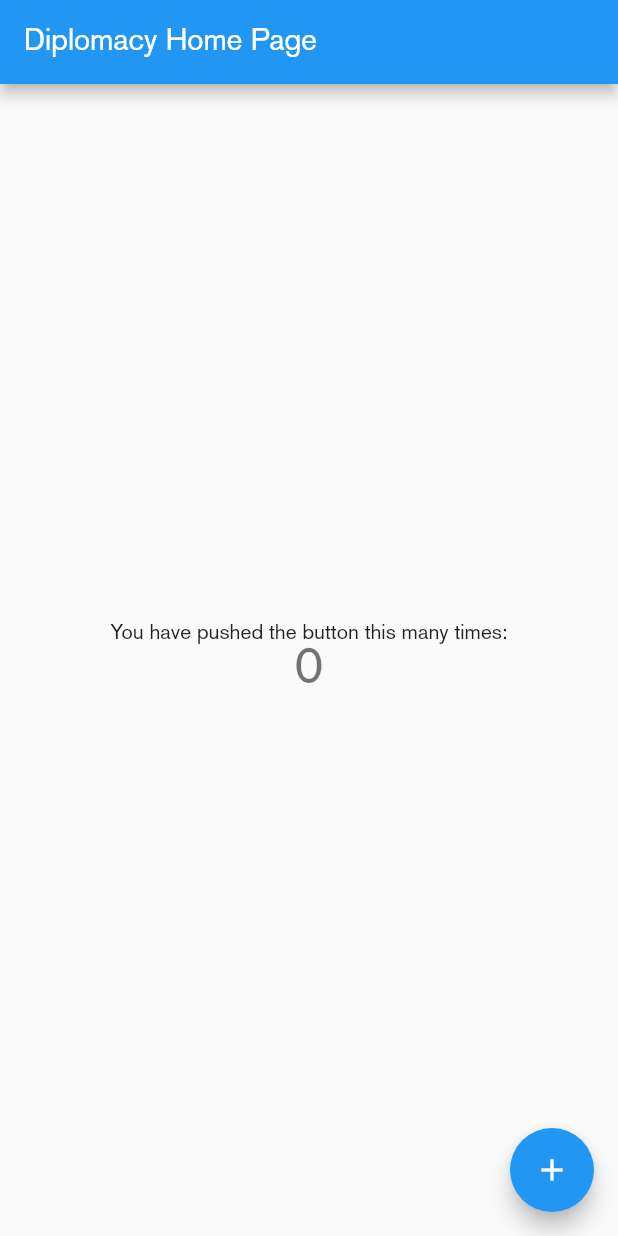
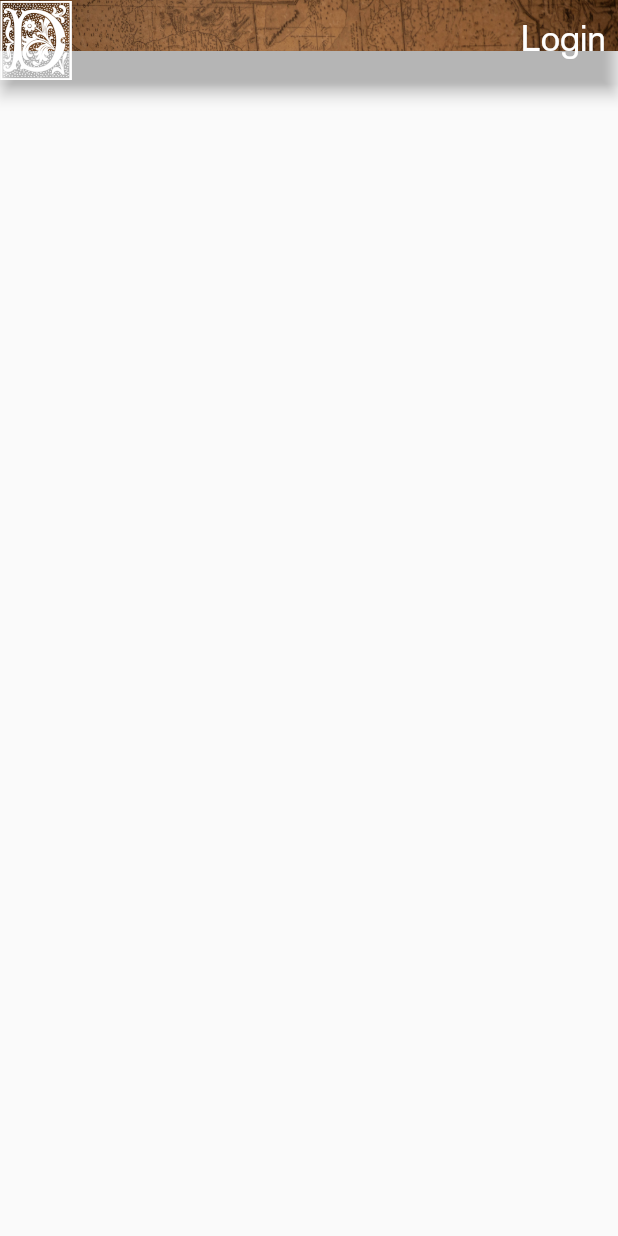
Before and after one commit to CPTR450-Diplomacy/frontend, a Flutter app: the screen it shows after launch, on a phone screen of 412 x 824 dp. Run offline on Flutter 3.47's test engine with Material 2 defaults, Android fonts, the phone set to English and light mode, and no system bars.

Commit message:
Theme (#3)
* first test

* one more

* main menu draft

* testing

* testing with widgets

* colors (hex)

* colors (hex)

* colors (hex)

* add Village font

* add Village to theme

* bodyText

* test

* testing

* color test

* testing

* colors

* testing

* testing

* testing

* Centaur & Nadira

* testing

* established routing skeleton

* finishing nav bar

* Army and Fleet assets

* test

* cleaning code

* theme

* bug fixing

* bug fix

Co-authored-by: Elon Bontemps <jsmooveb13@gmail.com>
Co-authored-by: Your Name <owen.hoffman@wallawalla.edu>
Co-authored-by: Samuel Nguyen <samuel.nguyen@wallawalla.edu>

```diff
--- a/lib/main.dart
+++ b/lib/main.dart
@@ -1,105 +1,17 @@
 import 'package:flutter/material.dart';
-import 'theme.dart';
+import 'widgets/login/login.dart';
+import 'widgets/main_menu/main_menu.dart';
+import 'widgets/game_screen/game_screen.dart';
+import 'widgets/main_menu/profile_settings.dart';
 
 void main() {
-  runApp(const MyApp());
+  runApp(MaterialApp(
+    initialRoute: '/',
+    routes: {
+      '/': (context) => login(),
+      '/menuRoute': (context) => mainMenu(),
+      '/profileRoute': (context) => profileSettings(),
+      '/gameScreenRoute': (context) => gameScreen(),
+    },
+  ));
 }
-
-class MyApp extends StatelessWidget {
-  const MyApp({Key? key}) : super(key: key);
-
-  // This widget is the root of your application.
-  @override
-  Widget build(BuildContext context) {
-    return MaterialApp(
-      title: 'Diplomacy',
-      theme: CustomTheme.defaultTheme,
-      home: const MyHomePage(title: 'Diplomacy Home Page'),
-    );
-  }
-}
-
-class MyHomePage extends StatefulWidget {
-  const MyHomePage({Key? key, required this.title}) : super(key: key);
-
-  // This widget is the home page of your application. It is stateful, meaning
-  // that it has a State object (defined below) that contains fields that affect
-  // how it looks.
-
-  // This class is the configuration for the state. It holds the values (in this
-  // case the title) provided by the parent (in this case the App widget) and
-  // used by the build method of the State. Fields in a Widget subclass are
-  // always marked "final".
-
-  final String title;
-
-  @override
-  State<MyHomePage> createState() => _MyHomePageState();
-}
-
-class _MyHomePageState extends State<MyHomePage> {
-  int _counter = 0;
-
-  void _incrementCounter() {
-    setState(() {
-      // This call to setState tells the Flutter framework that something has
-      // changed in this State, which causes it to rerun the build method below
-      // so that the display can reflect the updated values. If we changed
-      // _counter without calling setState(), then the build method would not be
-      // called again, and so nothing would appear to happen.
-      _counter++;
-    });
-  }
-
-  @override
-  Widget build(BuildContext context) {
-    // This method is rerun every time setState is called, for instance as done
-    // by the _incrementCounter method above.
-    //
-    // The Flutter framework has been optimized to make rerunning build methods
-    // fast, so that you can just rebuild anything that needs updating rather
-    // than having to individually change instances of widgets.
-    return Scaffold(
-      appBar: AppBar(
-        // Here we take the value from the MyHomePage object that was created by
-        // the App.build method, and use it to set our appbar title.
-        title: Text(widget.title),
-      ),
-      body: Center(
-        // Center is a layout widget. It takes a single child and positions it
-        // in the middle of the parent.
-        child: Column(
-          // Column is also a layout widget. It takes a list of children and
-          // arranges them vertically. By default, it sizes itself to fit its
-          // children horizontally, and tries to be as tall as its parent.
-          //
-          // Invoke "debug painting" (press "p" in the console, choose the
-          // "Toggle Debug Paint" action from the Flutter Inspector in Android
-          // Studio, or the "Toggle Debug Paint" command in Visual Studio Code)
-          // to see the wireframe for each widget.
-          //
-          // Column has various properties to control how it sizes itself and
-          // how it positions its children. Here we use mainAxisAlignment to
-          // center the children vertically; the main axis here is the vertical
-          // axis because Columns are vertical (the cross axis would be
-          // horizontal).
-          mainAxisAlignment: MainAxisAlignment.center,
-          children: <Widget>[
-            const Text(
-              'You have pushed the button this many times:',
-            ),
-            Text(
-              '$_counter',
-              style: Theme.of(context).textTheme.headline4,
-            ),
-          ],
-        ),
-      ),
-      floatingActionButton: FloatingActionButton(
-        onPressed: _incrementCounter,
-        tooltip: 'Increment',
-        child: const Icon(Icons.add),
-      ), // This trailing comma makes auto-formatting nicer for build methods.
-    );
-  }
-}
--- /dev/null
+++ b/lib/styling/colors.dart
@@ -0,0 +1,38 @@
+import 'package:flutter/material.dart';
+
+//@immuable
+
+class AppColors {
+  final red = const Color(0xFFf0b097);
+  final redBorder = const Color(0xFFed7648);
+  final orange = const Color(0xFFf4cf99);
+  final orangeBorder = const Color(0xFFf4a93c);
+  final yellow = const Color(0xFFf4dd99);
+  final yellowBorder = const Color(0xFFefc547);
+  final green = const Color(0xFFbfd19d);
+  final greenBorder = const Color(0xFF8ac489);
+  final blue = const Color(0xFFb4ded9);
+  final blueBorder = const Color(0xFF7cc8d6);
+  final indigo = const Color(0xFF999ff4);
+  final indigoBorder = const Color(0xFF6770f3);
+  final violet = const Color(0xFFd399f4);
+  final violetBorder = const Color(0xFFb64af3);
+  final sand = const Color(0xFFe1b174);
+
+  const AppColors();
+}
+
+//Main 7 country colors (first - fill & second - outline)
+
+//Red: FFf0b097 & FFed7648
+//Orange: FFf4cf99 & FFf4a93c
+//Yellow: FFf4dd99 & FFefc547
+//Green: FFbfd19d & FF8ac489
+//Blue: FFb4ded9 & FF7cc8d6
+//Indigo: FF999ff4 & FF6770f3
+//Violet: FFd399f4 & FFb64af3
+
+//Map margins will be sand and the gray is an uninhabited country
+
+//Sand: f6d8b2 & e1b174
+//Gray: cbcbcb & 9a9a9a
--- /dev/null
+++ b/lib/styling/theme.dart
@@ -0,0 +1,45 @@
+import 'package:flutter/material.dart';
+import 'package:frontend/styling/colors.dart';
+
+class CustomTheme {
+  static const colors = AppColors();
+  static ThemeData get defaultTheme {
+    return ThemeData(
+        brightness: Brightness.light,
+        fontFamily: 'Akzidenz-grotesk',
+        textTheme: const TextTheme(
+          headline2: TextStyle(fontSize: 60.0, fontFamily: 'Centaur'),
+          headline3: TextStyle(
+              //subheading
+              fontSize: 24.0,
+              fontFamily: 'Akzidenz-grotesk',
+              fontWeight: FontWeight.bold),
+          headline4: TextStyle(fontSize: 38.0, fontFamily: 'Centaur'),
+          bodyText1: TextStyle(fontSize: 24.0, fontFamily: 'Akzidenz-grotesk'),
+        ),
+        appBarTheme: const AppBarTheme(
+          titleTextStyle: TextStyle(fontSize: 38.0, fontFamily: 'Centaur'),
+          toolbarTextStyle: TextStyle(fontSize: 66.0, fontFamily: 'Camelot'),
+          backgroundColor: Color(0xffe1b174),
+        ));
+  }
+}
+
+//Examples of using theme data
+//color: CustomTheme.defaultTheme.colors.red
+//TextStyle: CustomTheme.defaultTheme.textTheme.bodyText1
+
+
+
+
+//Main 7 country colors (first - fill & second - outline)
+//Red: FFf0b097 & FFed7648
+//Orange: FFf4cf99 & FFf4a93c
+//Yellow: FFf4dd99 & FFefc547
+//Green: FFbfd19d & FF8ac489
+//Blue: FFb4ded9 & FF7cc8d6
+//Indigo: FF999ff4 & FF6770f3
+//Violet: FFd399f4 & FFb64af3
+//Map margins will be sand and the gray is an uninhabited country
+//Sand: f6d8b2 & e1b174
+//Gray: cbcbcb & 9a9a9a
--- a/lib/theme.dart
+++ /dev/null
@@ -1,14 +0,0 @@
-import 'package:flutter/material.dart';
-
-class CustomTheme {
-  static ThemeData get defaultTheme {
-    return ThemeData(
-        brightness: Brightness.light,
-        primaryColor: const Color(0xFFB9A37E),
-        backgroundColor: const Color(0xFFFAFAFA),
-        fontFamily: 'Akzidenz-grotesk',
-        textTheme: const TextTheme(
-          headline1: TextStyle(fontSize: 60.0, fontFamily: 'Behrensschrift'),
-        ));
-  }
-}
--- /dev/null
+++ b/lib/widgets/login/login.dart
@@ -0,0 +1,40 @@
+import 'package:flutter/material.dart';
+import 'package:frontend/styling/theme.dart';
+
+//When merging branches make sure that the class name stays consistent with the one referenced in
+// main. The entire AppBar widget below should be implemented for navigation to work.
+
+class login extends StatelessWidget {
+  @override
+  Widget build(BuildContext context) {
+    return Scaffold(
+        appBar: AppBar(
+      centerTitle: true,
+      flexibleSpace: Image(
+        image: AssetImage('assets/pics/MicrosoftTeams-image.png'),
+        fit: BoxFit.cover,
+      ),
+      backgroundColor: Colors.transparent,
+      leading: Text(
+        'D',
+        style: CustomTheme.defaultTheme.appBarTheme.toolbarTextStyle,
+      ),
+      title: Text(
+        '',
+        style: CustomTheme.defaultTheme.appBarTheme.titleTextStyle,
+      ),
+      actions: <Widget>[
+        TextButton(
+          style: TextButton.styleFrom(
+            textStyle: CustomTheme.defaultTheme.textTheme.bodyText1,
+            primary: Colors.white,
+          ),
+          onPressed: () {
+            Navigator.pushNamed(context, '/menuRoute');
+          },
+          child: const Text('Login'),
+        ),
+      ],
+    ));
+  }
+}
```
Also changed, not shown: lib/widgets/game_screen/game_screen.dart (added, +38 -0 lines), lib/widgets/main_menu/main_menu.dart (added, +51 -0 lines), lib/widgets/main_menu/profile_settings.dart (added, +38 -0 lines), pubspec.yaml (+23 -3 lines), assets/fonts/CENTAUR.TTF (added), assets/fonts/CamelotCaps.ttf (added), assets/fonts/NF-Nadira-Pro-Bold.ttf (added), assets/fonts/NF-Nadira-Pro-Regular.ttf (added), assets/fonts/Village.ttf (added), assets/pics/Army.png (added), assets/pics/Fleet.png (added), assets/pics/MicrosoftTeams-image.png (added), 1 other file.
